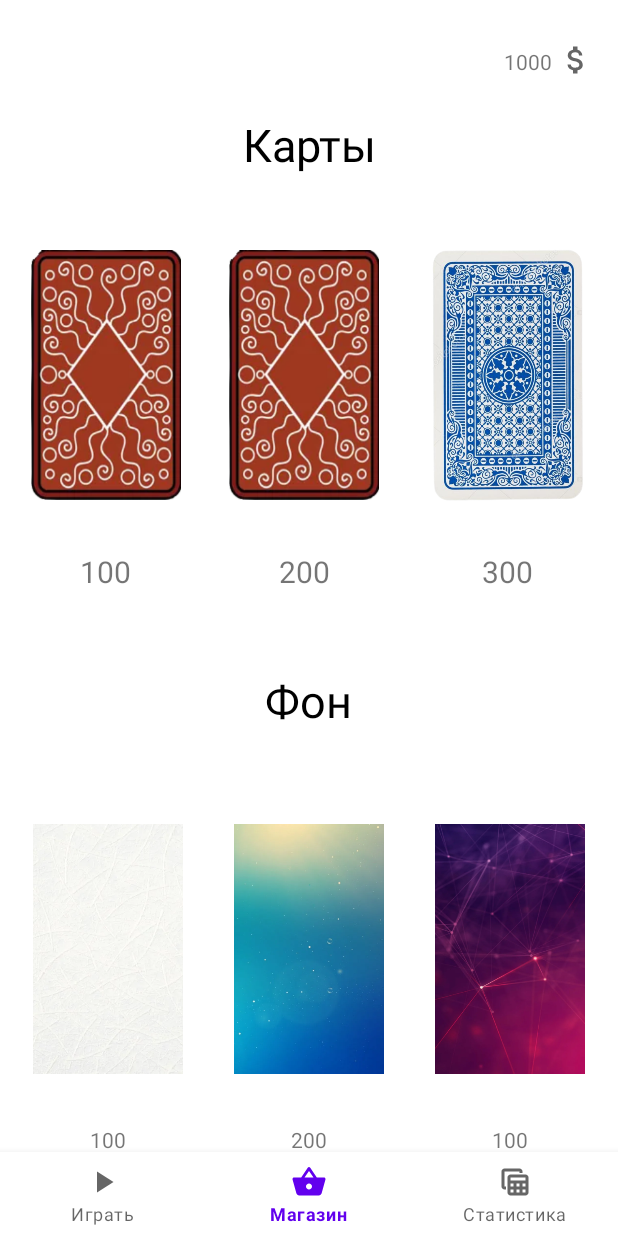
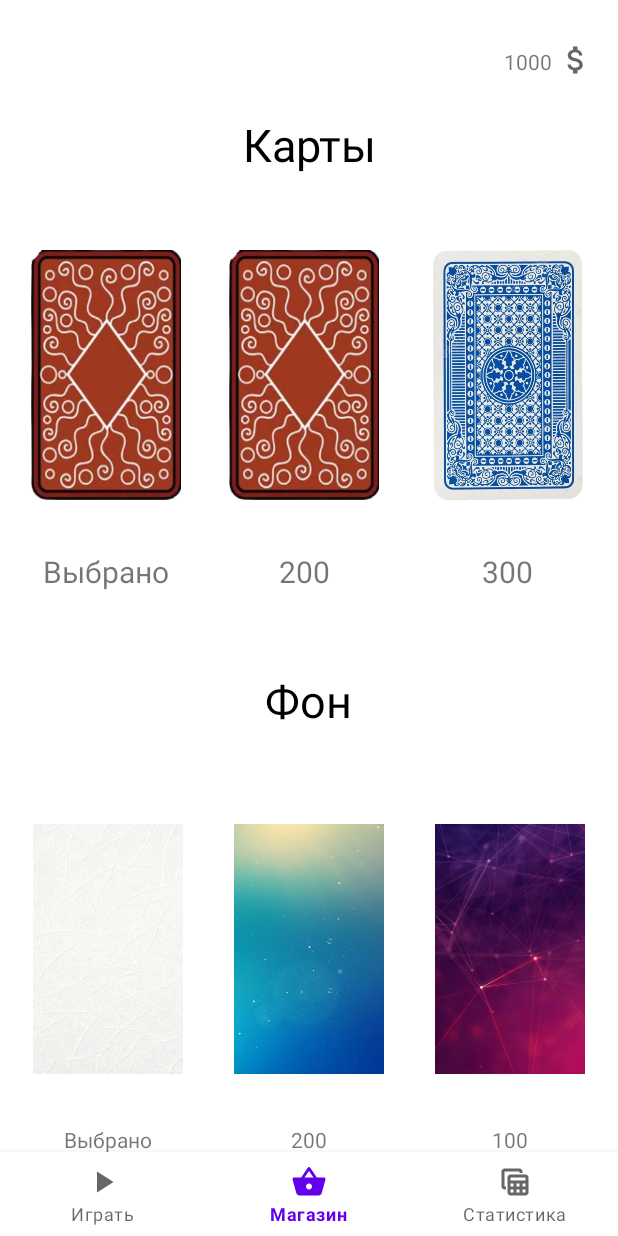
Before and after one commit to Slavaxexe/WordSoliter, an Android app: the Shop screen opened through its navigation route, on a phone screen of 412 x 824 dp. Run offline under Robolectric (Android 15) with nearby library versions, the phone set to English and light mode, and no system bars; our stand-ins replace navigation-ui.

Commit message:
made skin shop

```diff
--- a/app/src/main/java/com/example/wordsoliter/GameSession.java
+++ b/app/src/main/java/com/example/wordsoliter/GameSession.java
@@ -163,7 +163,7 @@ public class GameSession extends Thread {
                 level = levelGenerator.generateLevel(tier);
                 deck = new CardDeck(level);
                 shPr = context.getSharedPreferences("com.example.wordsoliter", Context.MODE_PRIVATE);
-                switch (shPr.getInt("card", 1)){
+                switch (shPr.getInt("cardchosen", 1)){
                     case 1:
                         cardback = BitmapFactory.decodeResource(context.getResources(), R.drawable.cardback1);
                         cardfront = BitmapFactory.decodeResource(context.getResources(), R.drawable.cardfront1);
@@ -180,7 +180,7 @@ public class GameSession extends Thread {
                         emptycard = BitmapFactory.decodeResource(context.getResources(), R.drawable.emptycard3);
                 }
                 Canvas canvas = surfaceHolder.lockCanvas();
-                switch (shPr.getInt("background", 1)){
+                switch (shPr.getInt("backgroundchosen", 1)){
                     case 1:
                         background = BitmapFactory.decodeResource(context.getResources(), R.drawable.background1);
                         break;
--- a/app/src/main/java/com/example/wordsoliter/Shop.java
+++ b/app/src/main/java/com/example/wordsoliter/Shop.java
@@ -5,6 +5,7 @@ import android.content.Context;
 import android.content.SharedPreferences;
 import android.graphics.Bitmap;
 import android.graphics.BitmapFactory;
+import android.graphics.Color;
 import android.os.Bundle;
 
 import androidx.fragment.app.Fragment;
@@ -16,7 +17,9 @@ import android.widget.ImageButton;
 import android.widget.TextView;
 import android.widget.Toast;
 
+import java.util.HashSet;
 import java.util.Objects;
+import java.util.Set;
 
 /**
  * A simple {@link Fragment} subclass.
@@ -72,9 +75,7 @@ public class Shop extends Fragment {
                              Bundle savedInstanceState) {
         View view = inflater.inflate(R.layout.fragment_shop,
                 container, false);
-        TextView money = view.findViewById(R.id.moneyView);
         shPr = getActivity().getSharedPreferences("com.example.wordsoliter", Context.MODE_PRIVATE);
-        money.setText(Integer.toString(shPr.getInt("money", 1000)));
         Bitmap card1 = BitmapFactory.decodeResource(view.getResources(), R.drawable.cardback1);
         ImageButton cardb1 = view.findViewById(R.id.card_1);
         card1 = Bitmap.createScaledBitmap(card1, 150,  250, true);
@@ -112,92 +113,164 @@ public class Shop extends Fragment {
         backgrb1.setOnClickListener(this::shopListener);
         backgrb2.setOnClickListener(this::shopListener);
         backgrb3.setOnClickListener(this::shopListener);
-        //DbHelper = new OpenDbHelper(view.getContext());
-        //SQLiteDatabase db = DbHelper.getReadableDatabase();
+        update(view);
         return view;
     }
 
-    @SuppressLint("NonConstantResourceId")
+    @SuppressLint({"NonConstantResourceId", "MutatingSharedPrefs"})
     public void shopListener(View v){
         boolean cardowned = false;
         @SuppressLint("CommitPrefEdits") SharedPreferences.Editor editor = shPr.edit();
+        Set<String> skinsOwned = new HashSet<>();
+        skinsOwned.add("card_1");
+        skinsOwned.add("background_1");
+        skinsOwned = shPr.getStringSet("skins_owned", skinsOwned);
         switch (v.getId()) {
             case R.id.card_1:
-                if (cardowned){
-                    editor.putInt("card", 1);
+                if (skinsOwned.contains("card_1")){
+                    editor.putInt("cardchosen", 1);
                 }
                 else{
                     int price = Integer.parseInt(getResources().getString(R.string.price_card1));
                     if (shPr.getInt("money", 1000) >= price){
                         editor.putInt("money", shPr.getInt("money", 1000) - price);
-                        editor.putInt("card", 1);
+                        editor.putInt("cardchosen", 1);
+                        skinsOwned.add("card_1");
+                        editor.putStringSet("skins_owned", skinsOwned);
                     }
                 }
                 break;
             case R.id.card_2:
-                if (cardowned){
-                    editor.putInt("card", 2);
+                if (skinsOwned.contains("card_2")){
+                    editor.putInt("cardchosen", 2);
                 }
                 else{
                     int price = Integer.parseInt(getResources().getString(R.string.price_card2));
-                    Toast.makeText(getContext(), price + "", Toast.LENGTH_SHORT).show();
                     if (shPr.getInt("money", 1000) >= price){
                         editor.putInt("money", shPr.getInt("money", 1000) - price);
-                        editor.putInt("card", 2);
+                        editor.putInt("cardchosen", 2);
+                        skinsOwned.add("card_2");
+                        editor.putStringSet("skins_owned", skinsOwned);
                     }
                 }
                 break;
             case R.id.card_3:
-                if (cardowned){
-                    editor.putInt("card", 3);
+                if (skinsOwned.contains("card_3")){
+                    editor.putInt("cardchosen", 3);
+
                 }
                 else{
                     int price = Integer.parseInt(getResources().getString(R.string.price_card3));
                     if (shPr.getInt("money", 1000) >= price){
                         editor.putInt("money", shPr.getInt("money", 1000) - price);
-                        editor.putInt("card", 3);
+                        editor.putInt("cardchosen", 3);
+                        skinsOwned.add("card_3");
+                        editor.putStringSet("skins_owned", skinsOwned);
                     }
                 }
                 break;
             case R.id.background_1:
-                if (cardowned){
-                    editor.putInt("background", 1);
+                if (skinsOwned.contains("background_1")){
+                    editor.putInt("backgroundchosen", 1);
                 }
                 else{
                     int price = Integer.parseInt(getResources().getString(R.string.price_background1));
                     if (shPr.getInt("money", 1000) >= price){
                         editor.putInt("money", shPr.getInt("money", 1000) - price);
-                        editor.putInt("background", 1);
+                        editor.putInt("backgroundchosen", 1);
+                        skinsOwned.add("background_1");
+                        editor.putStringSet("skins_owned", skinsOwned);
                     }
                 }
                 break;
             case R.id.background_2:
-                if (cardowned){
-                    editor.putInt("background", 2);
+                if (skinsOwned.contains("background_2")){
+                    editor.putInt("backgroundchosen", 2);
                 }
                 else{
                     int price = Integer.parseInt(getResources().getString(R.string.price_background2));
                     if (shPr.getInt("money", 1000) >= price){
                         editor.putInt("money", shPr.getInt("money", 1000) - price);
-                        editor.putInt("background", 2);
+                        editor.putInt("backgroundchosen", 2);
+                        skinsOwned.add("background_2");
+                        editor.putStringSet("skins_owned", skinsOwned);
                     }
                 }
                 break;
             case R.id.background_3:
-                if (cardowned){
-                    editor.putInt("background", 3);
+                if (skinsOwned.contains("background_3")){
+                    editor.putInt("backgroundchosen", 3);
                 }
                 else{
                     int price = Integer.parseInt(getResources().getString(R.string.price_background1));
                     if (shPr.getInt("money", 1000) >= price){
                         editor.putInt("money", shPr.getInt("money", 1000) - price);
-                        editor.putInt("background", 3);
+                        editor.putInt("backgroundchosen", 3);
+                        skinsOwned.add("background_3");
+                        editor.putStringSet("skins_owned", skinsOwned);
                     }
                 }
                 break;
         }
         editor.apply();
-        TextView money = Objects.requireNonNull(getActivity()).findViewById(R.id.moneyView);
+        update(getView());
+    }
+
+    public void update(View v){
+        TextView card1price = v.findViewById(R.id.card1price),
+                card2price = v.findViewById(R.id.card2price),
+                card3price = v.findViewById(R.id.card3price),
+                background1price = v.findViewById(R.id.background1price),
+                background2price = v.findViewById(R.id.background2price),
+                background3price = v.findViewById(R.id.background3price);
+        Set<String> skinsOwned = new HashSet<>();
+        skinsOwned.add("card_1");
+        skinsOwned.add("background_1");
+        skinsOwned = shPr.getStringSet("skins_owned", skinsOwned);
+        for(String skin: skinsOwned)
+            switch (skin){
+                case "card_1":
+                    card1price.setText("Имеется");
+                    break;
+                case "card_2":
+                    card2price.setText("Имеется");
+                    break;
+                case "card_3":
+                    card3price.setText("Имеется");
+                    break;
+                case "background_1":
+                    background1price.setText("Имеется");
+                    break;
+                case "background_2":
+                    background2price.setText("Имеется");
+                    break;
+                case "background_3":
+                    background3price.setText("Имеется");
+                    break;
+            }
+        switch (shPr.getInt("cardchosen", 1)){
+            case 1:
+                card1price.setText("Выбрано");
+                break;
+            case 2:
+                card2price.setText("Выбрано");
+                break;
+            case 3:
+                card3price.setText("Выбрано");
+                break;
+        }
+        switch (shPr.getInt("backgroundchosen", 1)){
+            case 1:
+                background1price.setText("Выбрано");
+                break;
+            case 2:
+                background2price.setText("Выбрано");
+                break;
+            case 3:
+                background3price.setText("Выбрано");
+                break;
+        }
+        TextView money = v.findViewById(R.id.moneyView);
         money.setText(shPr.getInt("money", 1000) + "");
     }
 }
--- a/app/src/main/res/layout/fragment_shop.xml
+++ b/app/src/main/res/layout/fragment_shop.xml
@@ -31,7 +31,7 @@
         app:layout_constraintTop_toBottomOf="@+id/textView" />
 
     <TextView
-        android:id="@+id/textView2"
+        android:id="@+id/card1price"
         android:layout_width="wrap_content"
         android:layout_height="wrap_content"
         android:layout_marginTop="24dp"
@@ -53,14 +53,14 @@
         app:layout_constraintTop_toTopOf="@+id/card_2" />
 
     <TextView
-        android:id="@+id/textView3"
+        android:id="@+id/card3price"
         android:layout_width="wrap_content"
         android:layout_height="wrap_content"
         android:text="@string/price_card3"
         android:textSize="20dp"
         app:layout_constraintEnd_toEndOf="@+id/card_3"
         app:layout_constraintStart_toStartOf="@+id/card_3"
-        app:layout_constraintTop_toTopOf="@+id/textView8" />
+        app:layout_constraintTop_toTopOf="@+id/card2price" />
 
     <ImageButton
         android:id="@+id/card_2"
@@ -74,14 +74,14 @@
         app:layout_constraintTop_toTopOf="@+id/card_1" />
 
     <TextView
-        android:id="@+id/textView8"
+        android:id="@+id/card2price"
         android:layout_width="wrap_content"
         android:layout_height="wrap_content"
         android:text="@string/price_card2"
         android:textSize="20dp"
         app:layout_constraintEnd_toEndOf="@+id/card_2"
         app:layout_constraintStart_toStartOf="@+id/card_2"
-        app:layout_constraintTop_toTopOf="@+id/textView2" />
+        app:layout_constraintTop_toTopOf="@+id/card1price" />
 
     <TextView
         android:id="@+id/textView4"
@@ -94,10 +94,10 @@
         app:layout_constraintEnd_toEndOf="@+id/textView"
         app:layout_constraintHorizontal_bias="0.483"
         app:layout_constraintStart_toStartOf="@+id/textView"
-        app:layout_constraintTop_toBottomOf="@+id/textView3" />
+        app:layout_constraintTop_toBottomOf="@+id/card3price" />
 
     <TextView
-        android:id="@+id/textView5"
+        android:id="@+id/background1price"
         android:layout_width="wrap_content"
         android:layout_height="wrap_content"
         android:layout_marginTop="24dp"
@@ -107,14 +107,14 @@
         app:layout_constraintTop_toBottomOf="@+id/background_1" />
 
     <TextView
-        android:id="@+id/textView6"
+        android:id="@+id/background2price"
         android:layout_width="wrap_content"
         android:layout_height="wrap_content"
         android:text="@string/price_background2"
-        app:layout_constraintBottom_toBottomOf="@+id/textView5"
+        app:layout_constraintBottom_toBottomOf="@+id/background1price"
         app:layout_constraintEnd_toEndOf="@+id/background_2"
         app:layout_constraintStart_toStartOf="@+id/background_2"
-        app:layout_constraintTop_toTopOf="@+id/textView5"
+        app:layout_constraintTop_toTopOf="@+id/background1price"
         app:layout_constraintVertical_bias="1.0" />
 
     <ImageButton
@@ -149,13 +149,14 @@
         app:layout_constraintTop_toBottomOf="@+id/textView4" />
 
     <TextView
+        android:id="@+id/background3price"
         android:layout_width="wrap_content"
         android:layout_height="wrap_content"
         android:text="@string/price_background1"
-        app:layout_constraintBottom_toBottomOf="@+id/textView6"
+        app:layout_constraintBottom_toBottomOf="@+id/background2price"
         app:layout_constraintEnd_toEndOf="@+id/background_3"
         app:layout_constraintStart_toStartOf="@+id/background_3"
-        app:layout_constraintTop_toTopOf="@+id/textView6" />
+        app:layout_constraintTop_toTopOf="@+id/background2price" />
 
     <ImageView
         android:id="@+id/imageView"
```
